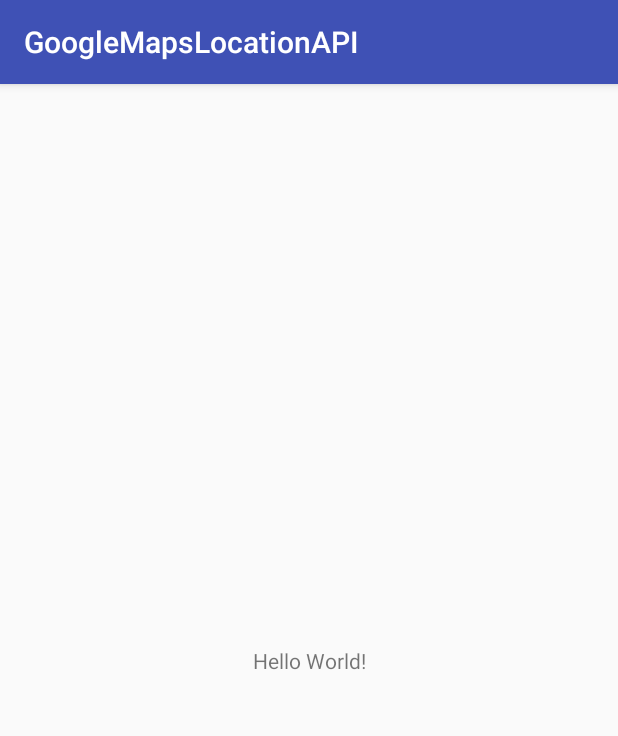
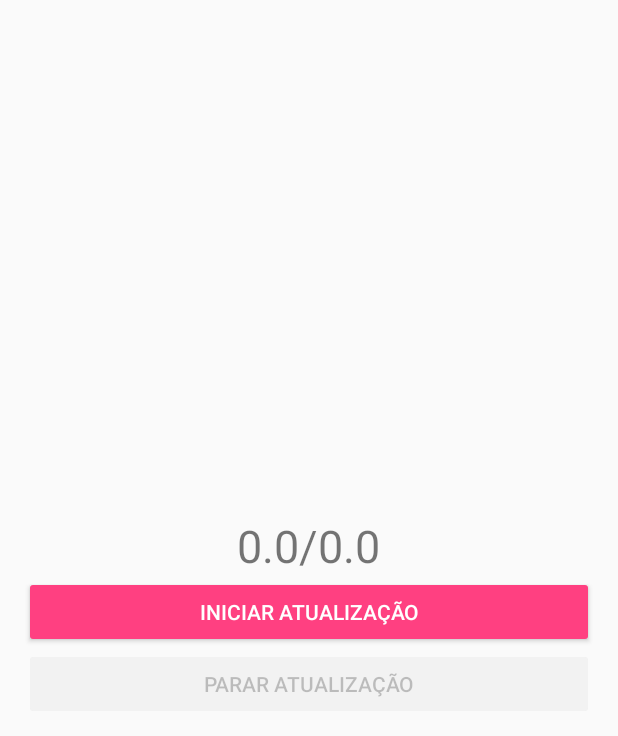
Before and after one commit to ClaitonNeri/google-maps-location, an Android app: the screen it shows after launch (MainActivity), on a phone screen of 412 x 824 dp. Shown: the top 736 px of the screen. Run offline under Robolectric (Android 15) with nearby library versions, the phone set to English and light mode, and no system bars.

Commit message:
Projeto Inicial

```diff
--- a/app/build.gradle
+++ b/app/build.gradle
@@ -25,4 +25,7 @@ dependencies {
     testImplementation 'junit:junit:4.12'
     androidTestImplementation 'com.android.support.test:runner:1.0.2'
     androidTestImplementation 'com.android.support.test.espresso:espresso-core:3.0.2'
+
+    // Play Service
+    implementation 'com.google.android.gms:play-services:11.8.0'
 }
--- a/app/src/main/AndroidManifest.xml
+++ b/app/src/main/AndroidManifest.xml
@@ -1,6 +1,8 @@
 <?xml version="1.0" encoding="utf-8"?>
 <manifest xmlns:android="http://schemas.android.com/apk/res/android"
     package="br.com.claitonneri.googlemapslocationapi">
+
+    <uses-permission android:name="android.permission.ACCESS_FINE_LOCATION"/>
 
     <application
         android:allowBackup="true"
--- a/app/src/main/java/br/com/claitonneri/googlemapslocationapi/MainActivity.java
+++ b/app/src/main/java/br/com/claitonneri/googlemapslocationapi/MainActivity.java
@@ -1,13 +1,124 @@
 package br.com.claitonneri.googlemapslocationapi;
 
+import android.Manifest;
+import android.content.pm.PackageManager;
+import android.location.Location;
+import android.os.Looper;
+import android.support.annotation.NonNull;
+import android.support.v4.app.ActivityCompat;
 import android.support.v7.app.AppCompatActivity;
 import android.os.Bundle;
+import android.view.View;
+import android.widget.Button;
+import android.widget.TextView;
+
+import com.google.android.gms.location.FusedLocationProviderClient;
+import com.google.android.gms.location.LocationCallback;
+import com.google.android.gms.location.LocationRequest;
+import com.google.android.gms.location.LocationResult;
+import com.google.android.gms.location.LocationServices;
 
 public class MainActivity extends AppCompatActivity {
+
+    TextView txt_location;
+    Button botaoIniciar;
+    Button botaoParar;
+
+    private static final int REQUEST_CODE = 1000;
+
+    FusedLocationProviderClient fusedLocationProviderClient;
+    LocationRequest locationRequest;
+    LocationCallback locationCallback;
 
     @Override
     protected void onCreate(Bundle savedInstanceState) {
         super.onCreate(savedInstanceState);
         setContentView(R.layout.activity_main);
+
+        // Iniciar a View
+        txt_location = findViewById(R.id.txt_location);
+        botaoIniciar = findViewById(R.id.btn_iniciar_atualiz);
+        botaoParar = findViewById(R.id.btn_parar_atualiz);
+
+        // Checando as permissoes em tempo de execucao
+        if (ActivityCompat.shouldShowRequestPermissionRationale(this, Manifest.permission.ACCESS_FINE_LOCATION)) {
+            ActivityCompat.requestPermissions(this, new String[]{Manifest.permission.ACCESS_FINE_LOCATION}, REQUEST_CODE);
+        } else {
+            // Se a permissao for autorizada
+            buildLocationRequest();
+            buildLocationCallBack();
+
+            // Criar o FusedProviderClient
+            fusedLocationProviderClient = LocationServices.getFusedLocationProviderClient(this);
+
+            // Implementar evento para os botoes
+            // Botao Iniciar
+            botaoIniciar.setOnClickListener(new View.OnClickListener() {
+                @Override
+                public void onClick(View view) {
+                    if (ActivityCompat.checkSelfPermission(MainActivity.this, Manifest.permission.ACCESS_FINE_LOCATION) != PackageManager.PERMISSION_GRANTED && ActivityCompat.checkSelfPermission(MainActivity.this, Manifest.permission.ACCESS_COARSE_LOCATION) != PackageManager.PERMISSION_GRANTED) {
+                        ActivityCompat.requestPermissions(MainActivity.this, new String[]{Manifest.permission.ACCESS_FINE_LOCATION}, REQUEST_CODE);
+                        return;
+                    }
+
+                    fusedLocationProviderClient.requestLocationUpdates(locationRequest, locationCallback, Looper.myLooper());
+
+                    // Trocar o estado do botao Parar
+                    botaoIniciar.setEnabled(!botaoIniciar.isEnabled());
+                    botaoParar.setEnabled(!botaoParar.isEnabled());
+                }
+            });
+
+            // Botao Parar
+            botaoParar.setOnClickListener(new View.OnClickListener() {
+                @Override
+                public void onClick(View view) {
+                    if (ActivityCompat.checkSelfPermission(MainActivity.this, Manifest.permission.ACCESS_FINE_LOCATION) != PackageManager.PERMISSION_GRANTED && ActivityCompat.checkSelfPermission(MainActivity.this, Manifest.permission.ACCESS_COARSE_LOCATION) != PackageManager.PERMISSION_GRANTED) {
+                        ActivityCompat.requestPermissions(MainActivity.this, new String[]{Manifest.permission.ACCESS_FINE_LOCATION}, REQUEST_CODE);
+                        return;
+                    }
+
+                    fusedLocationProviderClient.removeLocationUpdates(locationCallback);
+
+                    // Trocar o estado do botao Parar
+                    botaoIniciar.setEnabled(!botaoIniciar.isEnabled());
+                    botaoParar.setEnabled(!botaoParar.isEnabled());
+                }
+            });
+        }
+    }
+
+    private void buildLocationRequest() {
+        locationRequest = new LocationRequest();
+        locationRequest.setPriority(LocationRequest.PRIORITY_HIGH_ACCURACY);
+        locationRequest.setInterval(5000);
+        locationRequest.setFastestInterval(3000);
+        locationRequest.setSmallestDisplacement(10);
+    }
+
+    private void buildLocationCallBack() {
+        locationCallback = new LocationCallback() {
+            @Override
+            public void onLocationResult(LocationResult locationResult) {
+                for (Location location : locationResult.getLocations()) {
+                    txt_location.setText(String.valueOf(location.getLatitude()) + "/" + String.valueOf(location.getLongitude()));
+                }
+            }
+        };
+    }
+
+    @Override
+    public void onRequestPermissionsResult(int requestCode, @NonNull String[] permissions, @NonNull int[] grantResults) {
+        super.onRequestPermissionsResult(requestCode, permissions, grantResults);
+        switch (requestCode) {
+            case REQUEST_CODE:
+                if (grantResults.length > 0) {
+                    if (grantResults[0] == PackageManager.PERMISSION_GRANTED) {
+
+                    } else if (grantResults[0] == PackageManager.PERMISSION_DENIED) {
+
+                    }
+                }
+        }
     }
 }
--- a/app/src/main/res/layout/activity_main.xml
+++ b/app/src/main/res/layout/activity_main.xml
@@ -1,18 +1,41 @@
 <?xml version="1.0" encoding="utf-8"?>
-<android.support.constraint.ConstraintLayout xmlns:android="http://schemas.android.com/apk/res/android"
+<RelativeLayout
+    xmlns:android="http://schemas.android.com/apk/res/android"
     xmlns:app="http://schemas.android.com/apk/res-auto"
     xmlns:tools="http://schemas.android.com/tools"
     android:layout_width="match_parent"
     android:layout_height="match_parent"
     tools:context=".MainActivity">
 
-    <TextView
-        android:layout_width="wrap_content"
-        android:layout_height="wrap_content"
-        android:text="Hello World!"
-        app:layout_constraintBottom_toBottomOf="parent"
-        app:layout_constraintLeft_toLeftOf="parent"
-        app:layout_constraintRight_toRightOf="parent"
-        app:layout_constraintTop_toTopOf="parent" />
+   <LinearLayout
+       android:orientation="vertical"
+       android:layout_width="match_parent"
+       android:layout_height="wrap_content"
+       android:layout_margin="16dp"
+       android:layout_centerInParent="true">
 
-</android.support.constraint.ConstraintLayout>
+       <TextView
+           android:id="@+id/txt_location"
+           android:layout_width="wrap_content"
+           android:layout_height="wrap_content"
+           android:text="0.0/0.0"
+           android:textSize="30sp"
+           android:layout_gravity="center_horizontal"/>
+
+       <Button
+           android:id="@+id/btn_iniciar_atualiz"
+           android:layout_width="match_parent"
+           android:layout_height="wrap_content"
+           android:text="INICIAR ATUALIZAÇÃO"
+           style="@style/Base.Widget.AppCompat.Button.Colored"/>
+
+       <Button
+           android:id="@+id/btn_parar_atualiz"
+           android:layout_width="match_parent"
+           android:layout_height="wrap_content"
+           android:text="PARAR ATUALIZAÇÃO"
+           style="@style/Base.Widget.AppCompat.Button.Colored"
+           android:enabled="false"/>
+
+   </LinearLayout>
+</RelativeLayout>
--- a/app/src/main/res/values/styles.xml
+++ b/app/src/main/res/values/styles.xml
@@ -1,7 +1,7 @@
 <resources>
 
     <!-- Base application theme. -->
-    <style name="AppTheme" parent="Theme.AppCompat.Light.DarkActionBar">
+    <style name="AppTheme" parent="Theme.AppCompat.Light.NoActionBar">
         <!-- Customize your theme here. -->
         <item name="colorPrimary">@color/colorPrimary</item>
         <item name="colorPrimaryDark">@color/colorPrimaryDark</item>
```
